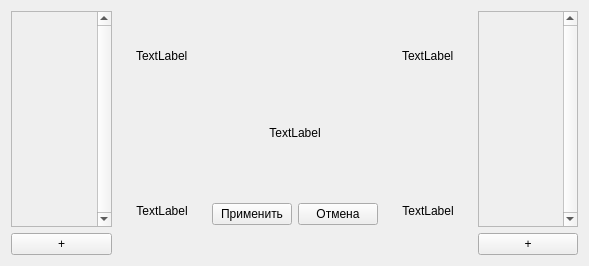
Old version of the form calculationsettingscreen.ui in the repository evilpeopletyranny/BallastStand.
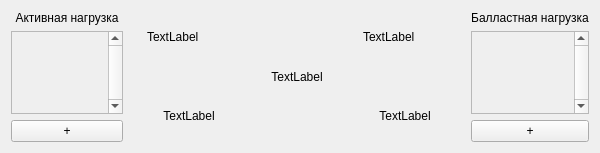
New version of the form.

What changed in the file:
```diff
--- a/calculationsettingscreen.ui
+++ b/calculationsettingscreen.ui
@@ -6,8 +6,8 @@
    <rect>
     <x>0</x>
     <y>0</y>
-    <width>589</width>
-    <height>266</height>
+    <width>600</width>
+    <height>153</height>
    </rect>
   </property>
   <property name="windowTitle">
@@ -19,6 +19,16 @@
      <property name="rightMargin">
       <number>0</number>
      </property>
+     <item>
+      <widget class="QLabel" name="label_6">
+       <property name="text">
+        <string>Активная нагрузка</string>
+       </property>
+       <property name="alignment">
+        <set>Qt::AlignCenter</set>
+       </property>
+      </widget>
+     </item>
      <item>
       <widget class="QScrollArea" name="activeArea">
        <property name="verticalScrollBarPolicy">
@@ -32,8 +42,8 @@
          <rect>
           <x>0</x>
           <y>0</y>
-          <width>64</width>
-          <height>213</height>
+          <width>117</width>
+          <height>77</height>
          </rect>
         </property>
         <layout class="QVBoxLayout" name="activeVLayout">
@@ -140,80 +150,6 @@
         </layout>
        </widget>
       </item>
-      <item row="2" column="1">
-       <layout class="QVBoxLayout" name="verticalLayout_2">
-        <property name="spacing">
-         <number>0</number>
-        </property>
-        <item>
-         <spacer name="verticalSpacer_2">
-          <property name="orientation">
-           <enum>Qt::Vertical</enum>
-          </property>
-          <property name="sizeHint" stdset="0">
-           <size>
-            <width>20</width>
-            <height>40</height>
-           </size>
-          </property>
-         </spacer>
-        </item>
-        <item>
-         <widget class="QWidget" name="horizontalWidget" native="true">
-          <layout class="QHBoxLayout" name="horizontalLayout_7" stretch="1,1">
-           <property name="spacing">
-            <number>6</number>
-           </property>
-           <property name="sizeConstraint">
-            <enum>QLayout::SetDefaultConstraint</enum>
-           </property>
-           <property name="bottomMargin">
-            <number>1</number>
-           </property>
-           <item>
-            <widget class="QPushButton" name="acceptButton">
-             <property name="sizePolicy">
-              <sizepolicy hsizetype="Minimum" vsizetype="Preferred">
-               <horstretch>0</horstretch>
-               <verstretch>0</verstretch>
-              </sizepolicy>
-             </property>
-             <property name="text">
-              <string>Применить</string>
-             </property>
-            </widget>
-           </item>
-           <item>
-            <widget class="QPushButton" name="cancelButton">
-             <property name="sizePolicy">
-              <sizepolicy hsizetype="Minimum" vsizetype="Preferred">
-               <horstretch>0</horstretch>
-               <verstretch>0</verstretch>
-              </sizepolicy>
-             </property>
-             <property name="text">
-              <string>Отмена</string>
-             </property>
-            </widget>
-           </item>
-          </layout>
-         </widget>
-        </item>
-        <item>
-         <spacer name="verticalSpacer">
-          <property name="orientation">
-           <enum>Qt::Vertical</enum>
-          </property>
-          <property name="sizeHint" stdset="0">
-           <size>
-            <width>20</width>
-            <height>40</height>
-           </size>
-          </property>
-         </spacer>
-        </item>
-       </layout>
-      </item>
      </layout>
     </widget>
    </item>
@@ -222,6 +158,16 @@
      <property name="rightMargin">
       <number>0</number>
      </property>
+     <item>
+      <widget class="QLabel" name="label_7">
+       <property name="text">
+        <string>Балластная нагрузка</string>
+       </property>
+       <property name="alignment">
+        <set>Qt::AlignCenter</set>
+       </property>
+      </widget>
+     </item>
      <item>
       <widget class="QScrollArea" name="ballastArea">
        <property name="verticalScrollBarPolicy">
@@ -235,8 +181,8 @@
          <rect>
           <x>0</x>
           <y>0</y>
-          <width>64</width>
-          <height>213</height>
+          <width>132</width>
+          <height>77</height>
          </rect>
         </property>
         <layout class="QVBoxLayout" name="ballastVLayout">
```
